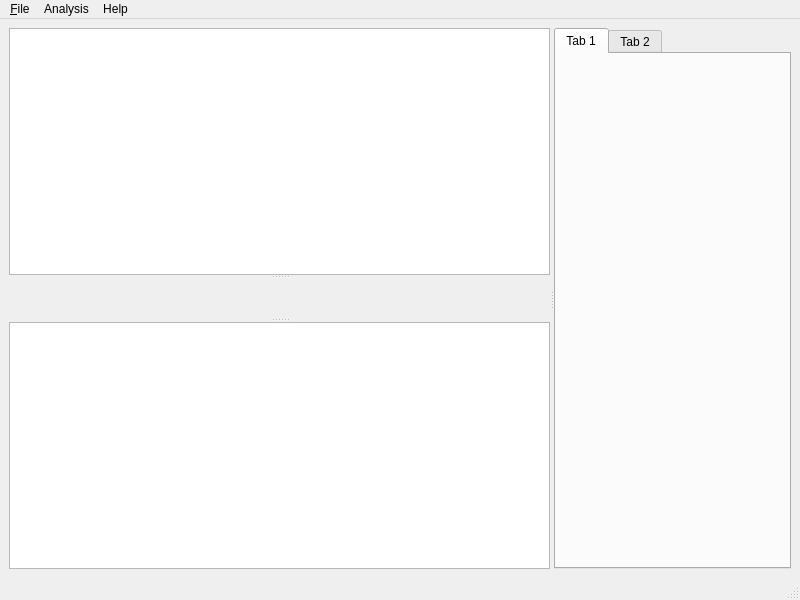
alalazo/seismictraces, file bin/gui/ui/mainwindow.ui: the form before one commit.
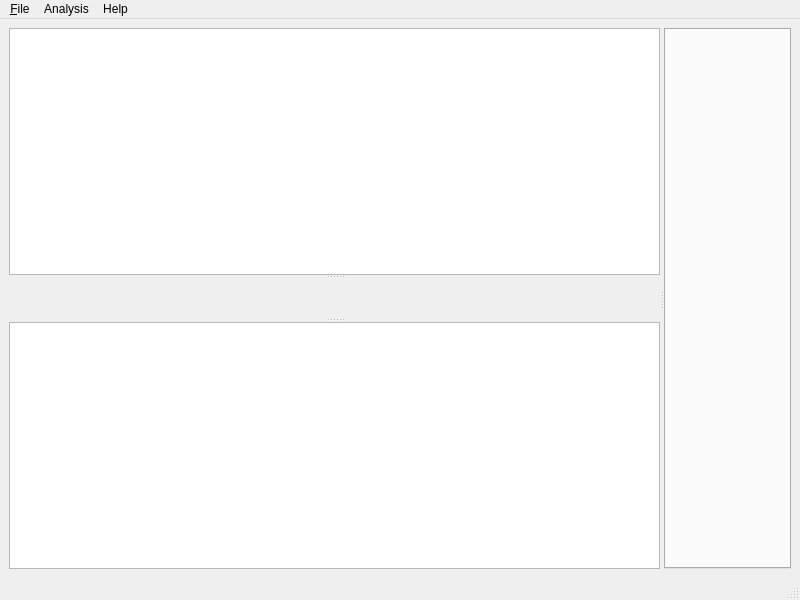
The form after the commit.

```diff
--- a/bin/gui/ui/mainwindow.ui
+++ b/bin/gui/ui/mainwindow.ui
@@ -39,16 +39,6 @@
        <property name="currentIndex">
         <number>0</number>
        </property>
-       <widget class="QWidget" name="tab">
-        <attribute name="title">
-         <string>Tab 1</string>
-        </attribute>
-       </widget>
-       <widget class="QWidget" name="tab_2">
-        <attribute name="title">
-         <string>Tab 2</string>
-        </attribute>
-       </widget>
       </widget>
      </widget>
     </item>
```
Left out of the diff: 14 changed lines with no effect on the pictures.
